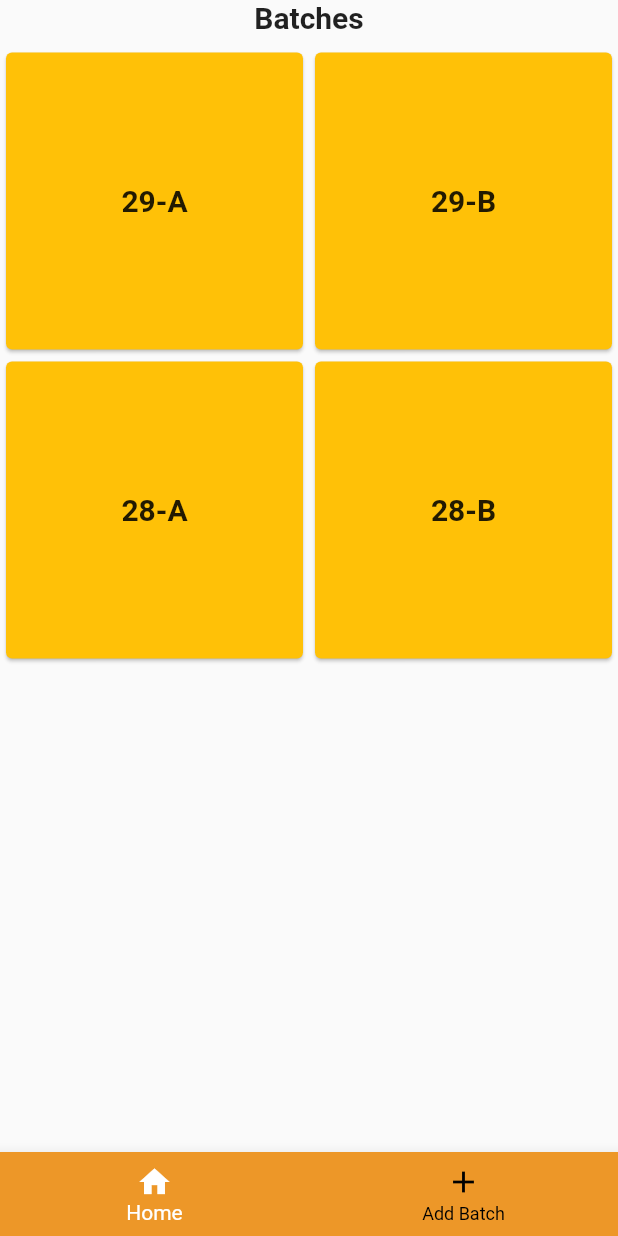
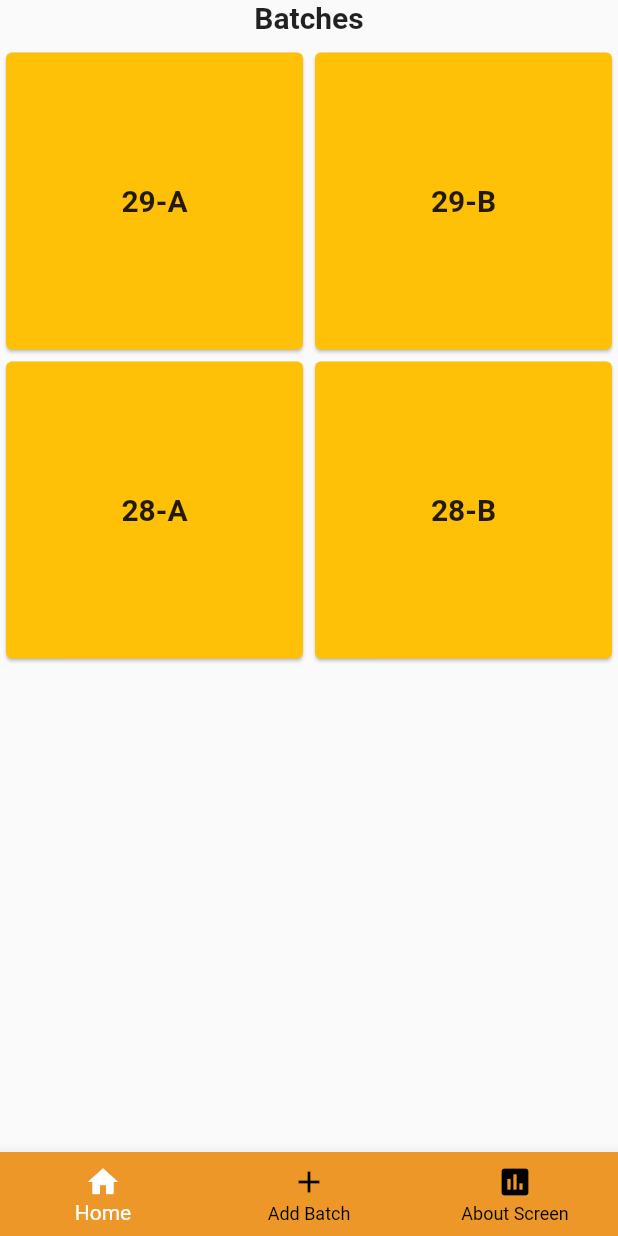
Before and after one commit to kriipa/flutterClass, a Flutter app: the DashboardScreen screen opened by its route, on a phone screen of 412 x 824 dp. Run offline on Flutter 3.47's test engine with Material 2 defaults, Android fonts, the phone set to English and light mode, and no system bars; our stand-ins replace flutter_svg, motion_toast, objectbox, webview_flutter; generated files the repository leaves out were written again; project files that could hold a hidden picture were left out.

```diff
--- a/lib/screen/batch_student.dart
+++ b/lib/screen/batch_student.dart
@@ -17,7 +17,6 @@ class _BatchStudentScreenState extends State<BatchStudentScreen> {
   @override
   void didChangeDependencies() {
     batchName = ModalRoute.of(context)!.settings.arguments as String;
-
     super.didChangeDependencies();
   }
 
--- a/lib/screen/dashboard.dart
+++ b/lib/screen/dashboard.dart
@@ -1,4 +1,5 @@
 import 'package:flutter/material.dart';
+import 'package:institute_objectbox/screen/bottom_screen/about.dart';
 
 import '../app/theme.dart';
 import 'bottom_screen/add_batch.dart';
@@ -16,6 +17,7 @@ class _DashboardScreenState extends State<DashboardScreen> {
   final List<Widget> _lstScreen = [
     const HomeScreen(),
     const AddBatchScreen(),
+    const AboutScreen(),
   ];
   @override
   Widget build(BuildContext context) {
@@ -31,6 +33,10 @@ class _DashboardScreenState extends State<DashboardScreen> {
             icon: Icon(Icons.add),
             label: 'Add Batch',
           ),
+          BottomNavigationBarItem(
+            icon: Icon(Icons.insert_chart),
+            label: 'About Screen',
+          ),
         ],
         currentIndex: _selectedIndex,
         selectedItemColor: Colors.white,
--- a/pubspec.yaml
+++ b/pubspec.yaml
@@ -47,6 +47,7 @@ dependencies:
   dropdown_plus: ^0.0.9
   json_annotation: ^4.7.0
   motion_toast: ^2.6.4
+  webview_flutter: ^3.0.4
 
 dev_dependencies:
   flutter_test:
```
Also changed, not shown: lib/screen/bottom_screen/about.dart (added, +32 -0 lines), pubspec.lock, 1 other file.
